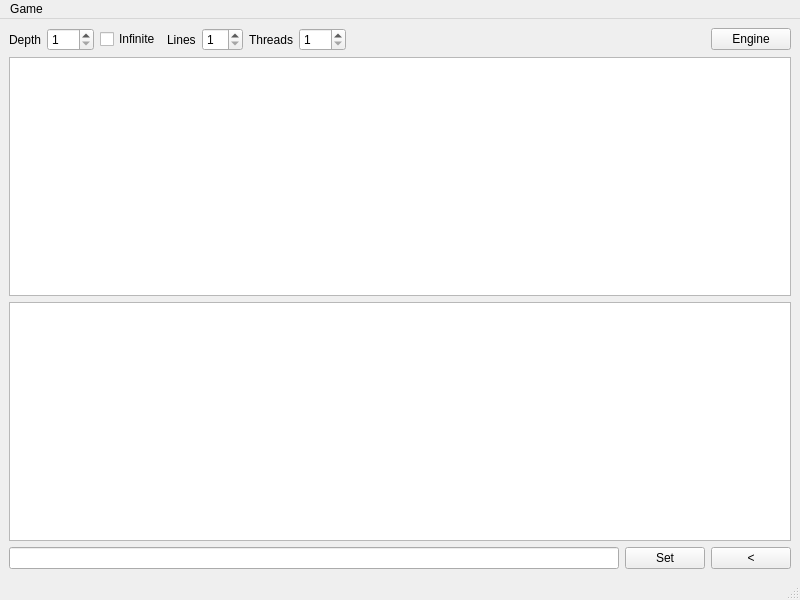
First picture: the form in forms/mainwindow.ui, repository jLantxa/Chess, before the edit.
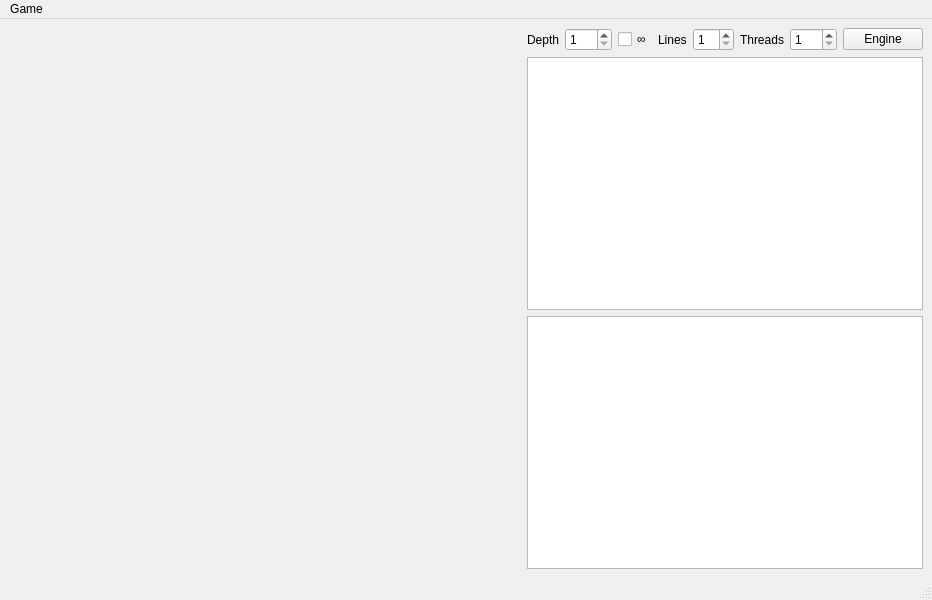
Second picture: the form after the edit. Custom widgets are drawn as their Qt base class.

Commit message: Draw board

Diff of the .ui file:
```diff
--- a/forms/mainwindow.ui
+++ b/forms/mainwindow.ui
@@ -6,21 +6,76 @@
    <rect>
     <x>0</x>
     <y>0</y>
-    <width>800</width>
+    <width>932</width>
     <height>600</height>
    </rect>
   </property>
+  <property name="sizePolicy">
+   <sizepolicy hsizetype="Minimum" vsizetype="Preferred">
+    <horstretch>0</horstretch>
+    <verstretch>0</verstretch>
+   </sizepolicy>
+  </property>
+  <property name="minimumSize">
+   <size>
+    <width>800</width>
+    <height>600</height>
+   </size>
+  </property>
   <property name="windowTitle">
    <string>MainWindow</string>
   </property>
   <widget class="QWidget" name="centralwidget">
-   <layout class="QHBoxLayout" name="horizontalLayout_3">
-    <item>
+   <layout class="QGridLayout" name="gridLayout">
+    <item row="0" column="0">
+     <widget class="ChessBoardWidget" name="boardWidget" native="true">
+      <property name="sizePolicy">
+       <sizepolicy hsizetype="Expanding" vsizetype="Expanding">
+        <horstretch>0</horstretch>
+        <verstretch>0</verstretch>
+       </sizepolicy>
+      </property>
+      <property name="minimumSize">
+       <size>
+        <width>200</width>
+        <height>200</height>
+       </size>
+      </property>
+      <property name="sizeIncrement">
+       <size>
+        <width>0</width>
+        <height>0</height>
+       </size>
+      </property>
+      <property name="baseSize">
+       <size>
+        <width>0</width>
+        <height>0</height>
+       </size>
+      </property>
+      <property name="autoFillBackground">
+       <bool>true</bool>
+      </property>
+     </widget>
+    </item>
+    <item row="0" column="1">
      <layout class="QVBoxLayout" name="verticalLayout">
+      <property name="sizeConstraint">
+       <enum>QLayout::SetFixedSize</enum>
+      </property>
       <item>
        <layout class="QHBoxLayout" name="engineControlsLayout">
+        <property name="sizeConstraint">
+         <enum>QLayout::SetFixedSize</enum>
+        </property>
         <item alignment="Qt::AlignRight">
          <widget class="QLabel" name="lDepth">
+          <property name="sizePolicy">
+           <sizepolicy hsizetype="Fixed" vsizetype="Preferred">
+            <horstretch>0</horstretch>
+            <verstretch>0</verstretch>
+           </sizepolicy>
+          </property>
           <property name="text">
            <string>Depth</string>
           </property>
@@ -28,6 +83,12 @@
         </item>
         <item alignment="Qt::AlignRight">
          <widget class="QSpinBox" name="sbDepth">
+          <property name="sizePolicy">
+           <sizepolicy hsizetype="Fixed" vsizetype="Fixed">
+            <horstretch>0</horstretch>
+            <verstretch>0</verstretch>
+           </sizepolicy>
+          </property>
           <property name="minimum">
            <number>1</number>
           </property>
@@ -38,20 +99,38 @@
         </item>
         <item>
          <widget class="QCheckBox" name="chInfinite">
+          <property name="sizePolicy">
+           <sizepolicy hsizetype="Fixed" vsizetype="Fixed">
+            <horstretch>0</horstretch>
+            <verstretch>0</verstretch>
+           </sizepolicy>
+          </property>
           <property name="text">
-           <string>Infinite</string>
+           <string>∞</string>
           </property>
          </widget>
         </item>
-        <item alignment="Qt::AlignRight">
+        <item>
          <widget class="QLabel" name="lLines">
+          <property name="sizePolicy">
+           <sizepolicy hsizetype="Fixed" vsizetype="Preferred">
+            <horstretch>0</horstretch>
+            <verstretch>0</verstretch>
+           </sizepolicy>
+          </property>
           <property name="text">
            <string>Lines</string>
           </property>
          </widget>
         </item>
-        <item alignment="Qt::AlignRight">
+        <item>
          <widget class="QSpinBox" name="sbLines">
+          <property name="sizePolicy">
+           <sizepolicy hsizetype="Fixed" vsizetype="Fixed">
+            <horstretch>0</horstretch>
+            <verstretch>0</verstretch>
+           </sizepolicy>
+          </property>
           <property name="minimum">
            <number>1</number>
           </property>
@@ -62,6 +141,12 @@
         </item>
         <item>
          <widget class="QLabel" name="lThreads">
+          <property name="sizePolicy">
+           <sizepolicy hsizetype="Fixed" vsizetype="Preferred">
+            <horstretch>0</horstretch>
+            <verstretch>0</verstretch>
+           </sizepolicy>
+          </property>
           <property name="text">
            <string>Threads</string>
           </property>
@@ -69,6 +154,12 @@
         </item>
         <item>
          <widget class="QSpinBox" name="sbThreads">
+          <property name="sizePolicy">
+           <sizepolicy hsizetype="Fixed" vsizetype="Fixed">
+            <horstretch>0</horstretch>
+            <verstretch>0</verstretch>
+           </sizepolicy>
+          </property>
           <property name="minimum">
            <number>1</number>
           </property>
@@ -78,20 +169,13 @@
          </widget>
         </item>
         <item>
-         <spacer name="horizontalSpacer">
-          <property name="orientation">
-           <enum>Qt::Horizontal</enum>
-          </property>
-          <property name="sizeHint" stdset="0">
-           <size>
-            <width>40</width>
-            <height>20</height>
-           </size>
-          </property>
-         </spacer>
-        </item>
-        <item alignment="Qt::AlignRight">
          <widget class="QPushButton" name="bEngineOn">
+          <property name="sizePolicy">
+           <sizepolicy hsizetype="Fixed" vsizetype="Fixed">
+            <horstretch>0</horstretch>
+            <verstretch>0</verstretch>
+           </sizepolicy>
+          </property>
           <property name="text">
            <string>Engine</string>
           </property>
@@ -104,6 +188,12 @@
       </item>
       <item>
        <widget class="QTextEdit" name="teLines">
+        <property name="sizePolicy">
+         <sizepolicy hsizetype="Minimum" vsizetype="Expanding">
+          <horstretch>0</horstretch>
+          <verstretch>0</verstretch>
+         </sizepolicy>
+        </property>
         <property name="readOnly">
          <bool>true</bool>
         </property>
@@ -111,32 +201,17 @@
       </item>
       <item>
        <widget class="QTextEdit" name="teMoves">
+        <property name="sizePolicy">
+         <sizepolicy hsizetype="Minimum" vsizetype="Expanding">
+          <horstretch>0</horstretch>
+          <verstretch>0</verstretch>
+         </sizepolicy>
+        </property>
         <property name="readOnly">
          <bool>true</bool>
         </property>
        </widget>
       </item>
-      <item>
-       <layout class="QHBoxLayout" name="horizontalLayout_2">
-        <item>
-         <widget class="QLineEdit" name="lePosition"/>
-        </item>
-        <item>
-         <widget class="QPushButton" name="bSetPosition">
-          <property name="text">
-           <string>Set</string>
-          </property>
-         </widget>
-        </item>
-        <item>
-         <widget class="QPushButton" name="bPrevMove">
-          <property name="text">
-           <string>&lt;</string>
-          </property>
-         </widget>
-        </item>
-       </layout>
-      </item>
      </layout>
     </item>
    </layout>
@@ -146,7 +221,7 @@
     <rect>
      <x>0</x>
      <y>0</y>
-     <width>800</width>
+     <width>932</width>
      <height>22</height>
     </rect>
    </property>
@@ -176,6 +251,14 @@
    </property>
   </action>
  </widget>
+ <customwidgets>
+  <customwidget>
+   <class>ChessBoardWidget</class>
+   <extends>QWidget</extends>
+   <header>chessboardwidget.h</header>
+   <container>1</container>
+  </customwidget>
+ </customwidgets>
  <resources/>
  <connections/>
 </ui>
```
The commit also changes 8 other files.
